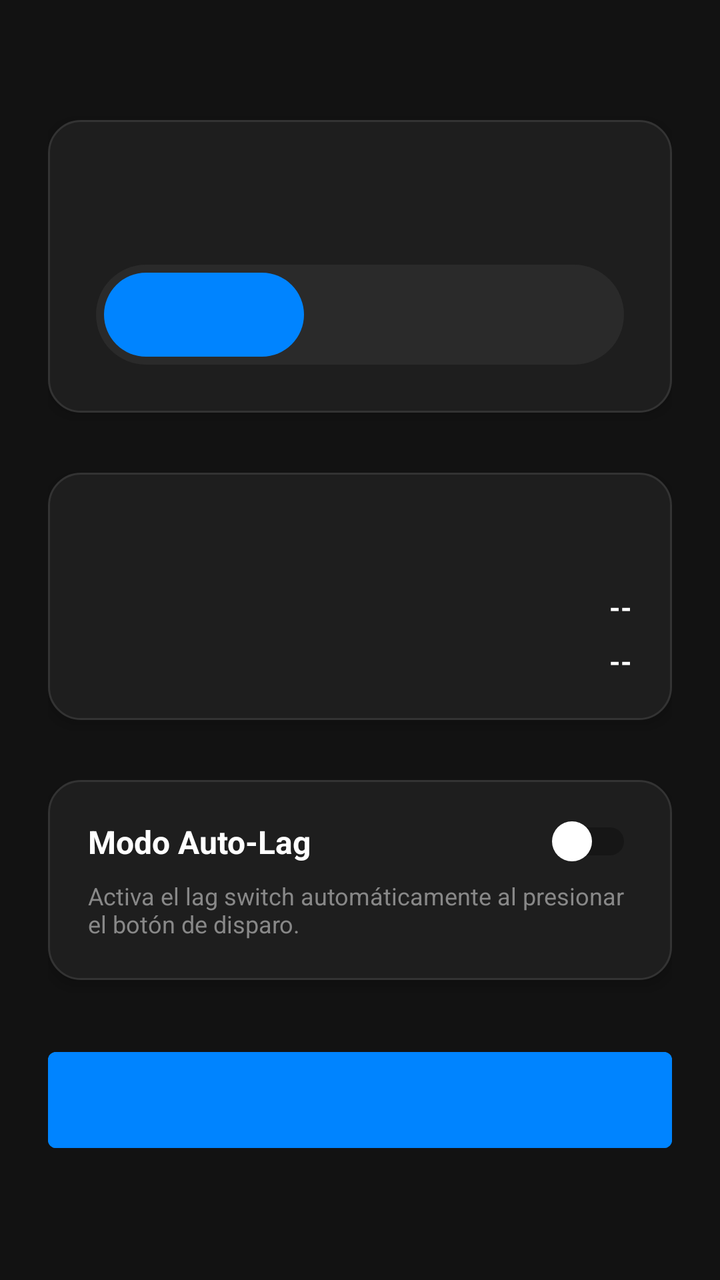
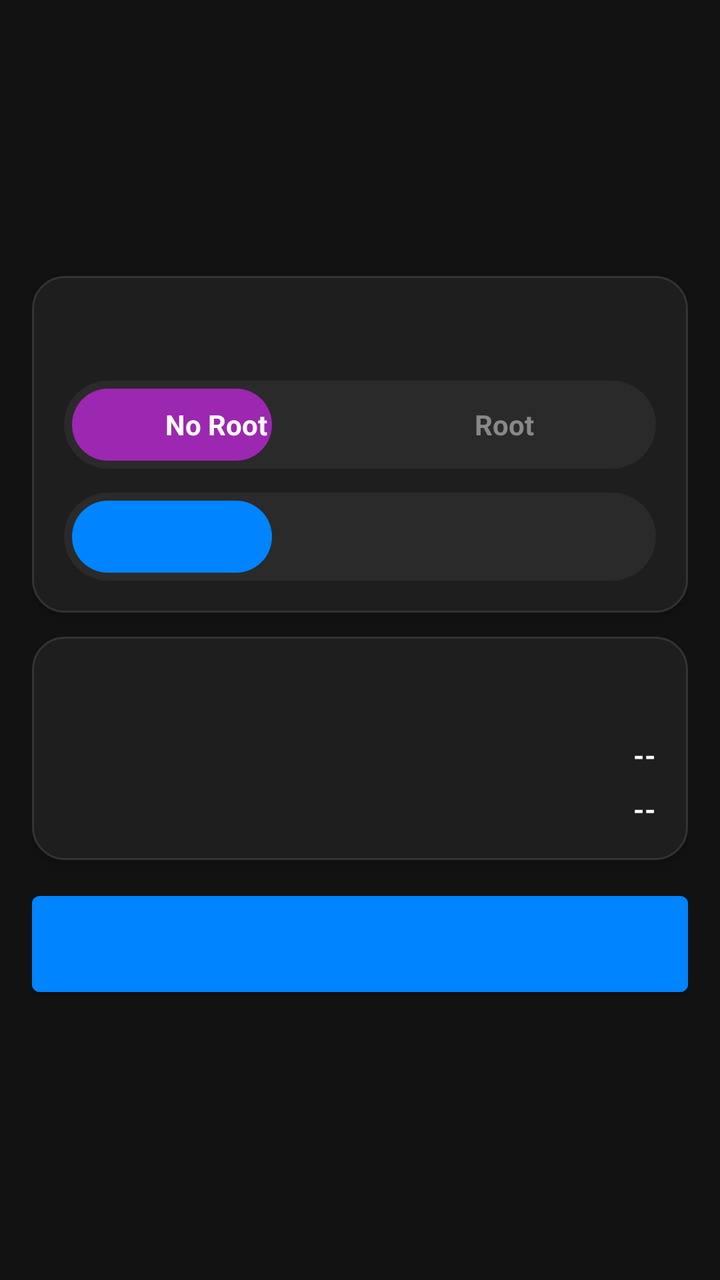

The first picture is an Android layout as it rendered before a commit; the second is the same layout after the commit. The layout source and the unified diff follow.
<!-- AndroidManifest.xml: activity theme Theme.Freezy -->
<!-- res/layout/activity_main.xml -->
<?xml version="1.0" encoding="utf-8"?>
<FrameLayout xmlns:android="http://schemas.android.com/apk/res/android"
    android:layout_width="match_parent"
    android:layout_height="match_parent"
    android:background="#121212">

    <LinearLayout
        android:layout_width="match_parent"
        android:layout_height="match_parent"
        android:gravity="center"
        android:orientation="vertical"
        android:padding="24dp">

        
    <LinearLayout
        android:layout_width="match_parent"
        android:layout_height="wrap_content"
        android:background="@drawable/shape_card_dark"
        android:elevation="4dp"
        android:orientation="vertical"
        android:padding="24dp"
        android:layout_marginBottom="30dp">

        <TextView
            android:id="@+id/tv_title_activation"
            android:layout_width="wrap_content"
            android:layout_height="wrap_content"
            android:textColor="#FFFFFF"
            android:textSize="18sp"
            android:textStyle="bold"
            android:layout_gravity="center_horizontal"
            android:layout_marginBottom="24dp"/>

        
        <FrameLayout
            android:layout_width="match_parent"
            android:layout_height="50dp"
            android:background="@drawable/shape_pill_dark"
            android:padding="4dp">

            <View
                android:id="@+id/indicator_view"
                android:layout_width="100dp"
                android:layout_height="match_parent"
                android:background="@drawable/shape_pill_blue" />

            <LinearLayout
                android:layout_width="match_parent"
                android:layout_height="match_parent"
                android:orientation="horizontal">

                <TextView
                    android:id="@+id/btn_mode_auto"
                    android:layout_width="0dp"
                    android:layout_height="match_parent"
                    android:layout_weight="1"
                    android:gravity="center"
                    android:textColor="#FFFFFF"
                    android:textSize="12sp"
                    android:textStyle="bold" />

                <TextView
                    android:id="@+id/btn_mode_custom"
                    android:layout_width="0dp"
                    android:layout_height="match_parent"
                    android:layout_weight="1"
                    android:gravity="center"
                    android:textColor="#888888"
                    android:textSize="12sp"
                    android:textStyle="bold" />

                <TextView
                    android:id="@+id/btn_mode_manual"
                    android:layout_width="0dp"
                    android:layout_height="match_parent"
                    android:layout_weight="1"
                    android:gravity="center"
                    android:textColor="#888888"
                    android:textSize="12sp"
                    android:textStyle="bold" />
            </LinearLayout>
        </FrameLayout>

        
        <LinearLayout
            android:id="@+id/layout_custom_time"
            android:layout_width="match_parent"
            android:layout_height="wrap_content"
            android:orientation="vertical"
            android:visibility="gone"
            android:background="@drawable/shape_inner_card_dark"
            android:padding="16dp"
            android:gravity="center_horizontal"
            android:layout_marginTop="24dp">

            <TextView
                android:id="@+id/tv_label_seconds"
                android:layout_width="wrap_content"
                android:layout_height="wrap_content"
                android:textColor="#AAAAAA"
                android:textSize="13sp"
                android:layout_marginBottom="8dp"/>

            <TextView
                android:id="@+id/tv_time_label"
                android:layout_width="wrap_content"
                android:layout_height="wrap_content"
                android:textSize="22sp"
                android:textStyle="bold"
                android:textColor="#0084FF" />

            <SeekBar
                android:id="@+id/seekbar_time"
                android:layout_width="match_parent"
                android:layout_height="wrap_content"
                android:max="50"
                android:progress="30"
                android:progressDrawable="@drawable/custom_seekbar_track"
                android:thumb="@drawable/custom_seekbar_thumb"
                android:splitTrack="false"
                android:layout_marginTop="16dp"/>
        </LinearLayout>
    </LinearLayout>

    
    <LinearLayout
        android:layout_width="match_parent"
        android:layout_height="wrap_content"
        android:background="@drawable/shape_card_dark"
        android:elevation="4dp"
        android:orientation="vertical"
        android:padding="20dp"
        android:layout_marginBottom="30dp">

        <TextView
            android:id="@+id/tv_title_license"
            android:layout_width="wrap_content"
            android:layout_height="wrap_content"
            android:textColor="#FFFFFF"
            android:textSize="16sp"
            android:textStyle="bold"
            android:layout_gravity="center_horizontal"
            android:layout_marginBottom="16dp"/>

        <LinearLayout
            android:layout_width="match_parent"
            android:layout_height="wrap_content"
            android:orientation="horizontal"
            android:layout_marginBottom="8dp">

            <TextView
                android:id="@+id/tv_label_activation"
                android:layout_width="wrap_content"
                android:layout_height="wrap_content"
                android:textColor="#AAAAAA"
                android:textSize="14sp" />

            <View
                android:layout_width="0dp"
                android:layout_height="0dp"
                android:layout_weight="1" />

            <TextView
                android:id="@+id/tv_activation_date"
                android:layout_width="wrap_content"
                android:layout_height="wrap_content"
                android:text="--"
                android:textColor="#FFFFFF"
                android:textSize="14sp"
                android:textStyle="bold" />
        </LinearLayout>

        <LinearLayout
            android:layout_width="match_parent"
            android:layout_height="wrap_content"
            android:orientation="horizontal">

            <TextView
                android:id="@+id/tv_label_expiration"
                android:layout_width="wrap_content"
                android:layout_height="wrap_content"
                android:textColor="#AAAAAA"
                android:textSize="14sp" />

            <View
                android:layout_width="0dp"
                android:layout_height="0dp"
                android:layout_weight="1" />

            <TextView
                android:id="@+id/tv_expiration_date"
                android:layout_width="wrap_content"
                android:layout_height="wrap_content"
                android:text="--"
                android:textColor="#FFFFFF"
                android:textSize="14sp"
                android:textStyle="bold" />
        </LinearLayout>
    </LinearLayout>

    
    <LinearLayout
        android:layout_width="match_parent"
        android:layout_height="wrap_content"
        android:background="@drawable/shape_card_dark"
        android:elevation="4dp"
        android:orientation="vertical"
        android:padding="20dp"
        android:layout_marginBottom="30dp">

        <LinearLayout
            android:layout_width="match_parent"
            android:layout_height="wrap_content"
            android:orientation="horizontal"
            android:gravity="center_vertical">

            <TextView
                android:layout_width="0dp"
                android:layout_height="wrap_content"
                android:layout_weight="1"
                android:text="Modo Auto-Lag"
                android:textColor="#FFFFFF"
                android:textSize="16sp"
                android:textStyle="bold" />

            <Switch
                android:id="@+id/switch_autolag"
                android:layout_width="wrap_content"
                android:layout_height="wrap_content"
                android:thumb="@drawable/custom_seekbar_thumb" />
        </LinearLayout>

        <TextView
            android:layout_width="match_parent"
            android:layout_height="wrap_content"
            android:text="Activa el lag switch automáticamente al presionar el botón de disparo."
            android:textColor="#888888"
            android:textSize="12sp"
            android:layout_marginTop="8dp" />

        <Button
            android:id="@+id/btn_reset_autolag"
            android:layout_width="match_parent"
            android:layout_height="38dp"
            android:layout_marginTop="12dp"
            android:backgroundTint="#FF3B30"
            android:text="Restablecer Botón de Disparo"
            android:textColor="#FFFFFF"
            android:textSize="11sp"
            android:fontFamily="sans-serif-medium"
            android:elevation="0dp"
            android:insetTop="0dp"
            android:insetBottom="0dp"
            android:visibility="gone" />
    </LinearLayout>

    <Button
        android:id="@+id/btn_freezy"
        android:layout_width="match_parent"
        android:layout_height="60dp"
        android:backgroundTint="#0084FF"
        android:elevation="4dp"
        android:fontFamily="sans-serif-medium"
        android:letterSpacing="0.05"
        android:textColor="#FFFFFF"
        android:textSize="18sp" />

    <Button
        android:id="@+id/btn_close_bubble"
        android:layout_width="match_parent"
        android:layout_height="60dp"
        android:backgroundTint="#D32F2F"
        android:elevation="4dp"
        android:fontFamily="sans-serif-medium"
        android:letterSpacing="0.05"
        android:textColor="#FFFFFF"
        android:textSize="18sp"
        android:visibility="gone"
        android:layout_marginTop="16dp"/>

</LinearLayout>
</FrameLayout>
<!-- resources referenced by this layout -->
<resources>
  <!-- drawable custom_seekbar_thumb (drawable) -->
  <?xml version="1.0" encoding="utf-8"?>
  <shape xmlns:android="http://schemas.android.com/apk/res/android" android:shape="oval">
      <solid android:color="#FFFFFF" />
      <size android:width="20dp" android:height="20dp" />
  </shape>
  <!-- drawable custom_seekbar_track (drawable) -->
  <?xml version="1.0" encoding="utf-8"?>
  <layer-list xmlns:android="http://schemas.android.com/apk/res/android">
      <item android:id="@android:id/background">
          <shape android:shape="rectangle">
              <corners android:radius="10dp" />
              <solid android:color="#333333" /> 
              <size android:height="14dp" />
          </shape>
      </item>
      <item android:id="@android:id/progress">
          <clip>
              <shape android:shape="rectangle">
                  <corners android:radius="10dp" />
                  <solid android:color="#FFFFFF" /> 
              </shape>
          </clip>
      </item>
  </layer-list>
  <!-- drawable shape_card_dark (drawable) -->
  <?xml version="1.0" encoding="utf-8"?>
  <shape xmlns:android="http://schemas.android.com/apk/res/android">
      <solid android:color="#1E1E1E" />
      <corners android:radius="16dp" />
      <stroke android:color="#333333" android:width="1dp"/>
  </shape>
  <!-- drawable shape_inner_card_dark (drawable) -->
  <?xml version="1.0" encoding="utf-8"?>
  <shape xmlns:android="http://schemas.android.com/apk/res/android">
      <solid android:color="#2A2A2A" />
      <corners android:radius="12dp" />
  </shape>
  <!-- drawable shape_pill_blue (drawable) -->
  <?xml version="1.0" encoding="utf-8"?>
  <shape xmlns:android="http://schemas.android.com/apk/res/android"
      android:shape="rectangle">
      <corners android:radius="100dp" />
      <solid android:color="#0084FF" />
  </shape>
  <!-- drawable shape_pill_dark (drawable) -->
  <?xml version="1.0" encoding="utf-8"?>
  <shape xmlns:android="http://schemas.android.com/apk/res/android"
      android:shape="rectangle">
      <corners android:radius="100dp" />
      <solid android:color="#2A2A2A" />
  </shape>
  <style name="Theme.Freezy" parent="Theme.MaterialComponents.DayNight.NoActionBar">
          
          <item name="colorPrimary">#00A2FF</item>
          <item name="colorPrimaryVariant">#000000</item>
          <item name="colorOnPrimary">@color/white</item>
          
          <item name="colorSecondary">#00A2FF</item>
          <item name="colorSecondaryVariant">#0077BB</item>
          <item name="colorOnSecondary">@color/black</item>
          
          <item name="android:statusBarColor">#000000</item>
          <item name="android:windowNoTitle">true</item>
          <item name="windowActionBar">false</item>
      </style>
  <color name="white">#FFFFFFFF</color>
  <color name="black">#FF000000</color>
</resources>

<!-- the commit's change to res/layout/activity_main.xml (unified diff, before → after) -->
@@ -9,7 +9,7 @@
         android:layout_height="match_parent"
         android:gravity="center"
         android:orientation="vertical"
-        android:padding="24dp">
+        android:padding="16dp">
 
         
     <LinearLayout
@@ -18,8 +18,8 @@
         android:background="@drawable/shape_card_dark"
         android:elevation="4dp"
         android:orientation="vertical"
-        android:padding="24dp"
-        android:layout_marginBottom="30dp">
+        android:padding="16dp"
+        android:layout_marginBottom="12dp">
 
         <TextView
             android:id="@+id/tv_title_activation"
@@ -29,12 +29,66 @@
             android:textSize="18sp"
             android:textStyle="bold"
             android:layout_gravity="center_horizontal"
-            android:layout_marginBottom="24dp"/>
+            android:layout_marginBottom="12dp"/>
 
         
         <FrameLayout
             android:layout_width="match_parent"
-            android:layout_height="50dp"
+            android:layout_height="44dp"
+            android:background="@drawable/shape_pill_dark"
+            android:padding="4dp"
+            android:layout_marginBottom="12dp">
+
+            <View
+                android:id="@+id/indicator_root_view"
+                android:layout_width="100dp"
+                android:layout_height="match_parent"
+                android:background="@drawable/shape_pill_purple" />
+
+            <LinearLayout
+                android:layout_width="match_parent"
+                android:layout_height="match_parent"
+                android:orientation="horizontal">
+
+                <TextView
+                    android:id="@+id/btn_mode_noroot"
+                    android:layout_width="0dp"
+                    android:layout_height="match_parent"
+                    android:layout_weight="1"
+                    android:gravity="center"
+                    android:text="No Root"
+                    android:textColor="#FFFFFF"
+                    android:textSize="14sp"
+                    android:textStyle="bold" />
+
+                <TextView
+                    android:id="@+id/btn_mode_root"
+                    android:layout_width="0dp"
+                    android:layout_height="match_parent"
+                    android:layout_weight="1"
+                    android:gravity="center"
+                    android:text="Root"
+                    android:textColor="#888888"
+                    android:textSize="14sp"
+                    android:textStyle="bold" />
+            </LinearLayout>
+        </FrameLayout>
+
+        <TextView
+            android:id="@+id/tv_root_error"
+            android:layout_width="match_parent"
+            android:layout_height="wrap_content"
+            android:textColor="#FF3B30"
+            android:textSize="13sp"
+            android:textStyle="bold"
+            android:gravity="center"
+            android:visibility="gone"
+            android:layout_marginBottom="16dp"/>
+
+        
+        <FrameLayout
+            android:layout_width="match_parent"
+            android:layout_height="44dp"
             android:background="@drawable/shape_pill_dark"
             android:padding="4dp">
 
@@ -89,9 +143,9 @@
             android:orientation="vertical"
             android:visibility="gone"
             android:background="@drawable/shape_inner_card_dark"
-            android:padding="16dp"
+            android:padding="12dp"
             android:gravity="center_horizontal"
-            android:layout_marginTop="24dp">
+            android:layout_marginTop="12dp">
 
             <TextView
                 android:id="@+id/tv_label_seconds"
@@ -129,8 +183,8 @@
         android:background="@drawable/shape_card_dark"
         android:elevation="4dp"
         android:orientation="vertical"
-        android:padding="20dp"
-        android:layout_marginBottom="30dp">
+        android:padding="16dp"
+        android:layout_marginBottom="12dp">
 
         <TextView
             android:id="@+id/tv_title_license"
@@ -140,7 +194,7 @@
             android:textSize="16sp"
             android:textStyle="bold"
             android:layout_gravity="center_horizontal"
-            android:layout_marginBottom="16dp"/>
+            android:layout_marginBottom="12dp"/>
 
         <LinearLayout
             android:layout_width="match_parent"
@@ -200,13 +254,62 @@
 
     
     <LinearLayout
+        android:id="@+id/card_root_options"
         android:layout_width="match_parent"
         android:layout_height="wrap_content"
         android:background="@drawable/shape_card_dark"
         android:elevation="4dp"
         android:orientation="vertical"
-        android:padding="20dp"
-        android:layout_marginBottom="30dp">
+        android:padding="16dp"
+        android:visibility="gone"
+        android:layout_marginBottom="12dp">
+
+        <TextView
+            android:layout_width="match_parent"
+            android:layout_height="wrap_content"
+            android:text="Tipo de Bloqueo (Root)"
+            android:textColor="#FFFFFF"
+            android:textSize="16sp"
+            android:textStyle="bold"
+            android:layout_marginBottom="12dp" />
+
+        <RadioGroup
+            android:id="@+id/rg_root_mode"
+            android:layout_width="match_parent"
+            android:layout_height="wrap_content"
+            android:orientation="horizontal">
+
+            <RadioButton
+                android:id="@+id/rb_fake_lag"
+                android:layout_width="0dp"
+                android:layout_height="wrap_content"
+                android:layout_weight="1"
+                android:text="Fake Lag"
+                android:textColor="#FFFFFF"
+                android:buttonTint="#D500F9" />
+
+            <RadioButton
+                android:id="@+id/rb_fantasma"
+                android:layout_width="0dp"
+                android:layout_height="wrap_content"
+                android:layout_weight="1"
+                android:text="Fantasma"
+                android:textColor="#FFFFFF"
+                android:buttonTint="#00E5FF" />
+        </RadioGroup>
+    </LinearLayout>
+
+    
+    <LinearLayout
+        android:id="@+id/card_autolag"
+        android:layout_width="match_parent"
+        android:layout_height="wrap_content"
+        android:background="@drawable/shape_card_dark"
+        android:elevation="4dp"
+        android:orientation="vertical"
+        android:padding="16dp"
+        android:layout_marginBottom="16dp"
+        android:visibility="gone">
 
         <LinearLayout
             android:layout_width="match_parent"
@@ -276,7 +379,7 @@
         android:textColor="#FFFFFF"
         android:textSize="18sp"
         android:visibility="gone"
-        android:layout_marginTop="16dp"/>
-
-</LinearLayout>
+        android:layout_marginTop="8dp"/>
+
+    </LinearLayout>
 </FrameLayout>
<!-- resource entries referenced after the edit -->
@@ -52,6 +52,13 @@
       <corners android:radius="100dp" />
       <solid android:color="#2A2A2A" />
   </shape>
+  <!-- drawable shape_pill_purple (drawable) -->
+  <?xml version="1.0" encoding="utf-8"?>
+  <shape xmlns:android="http://schemas.android.com/apk/res/android"
+      android:shape="rectangle">
+      <corners android:radius="25dp" />
+      <solid android:color="#9C27B0" />
+  </shape>
   <style name="Theme.Freezy" parent="Theme.MaterialComponents.DayNight.NoActionBar">
           
           <item name="colorPrimary">#00A2FF</item>
